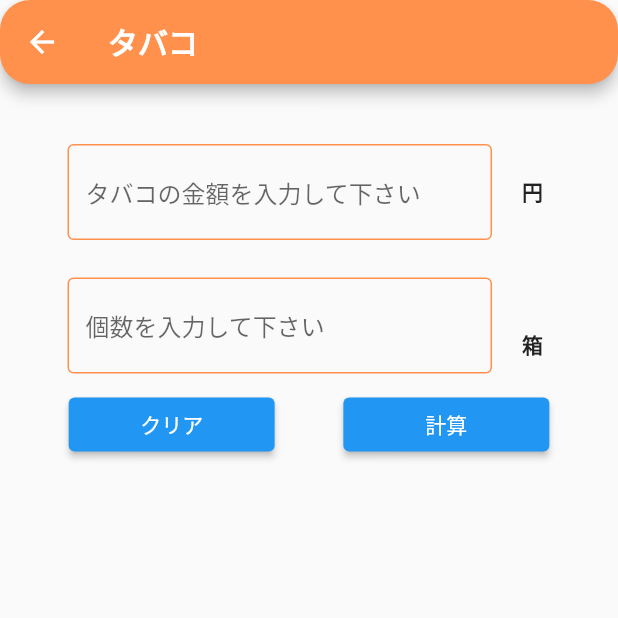
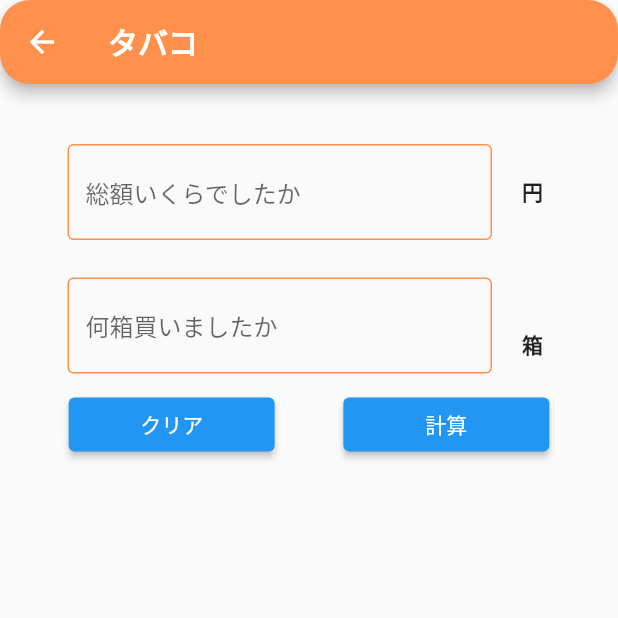
Before and after one commit to Hiroaki-hey-jude/tax_cal, a Flutter app: the screen it shows after launch, after a tap on "タバコ", on a phone screen of 412 x 824 dp, the top half of it. Run offline on Flutter 3.47's test engine with Material 2 defaults, Android fonts, the phone set to English and light mode, and no system bars; our stand-ins replace flutter_riverpod, freezed_annotation.

Commit message:
tabacoはほぼ終わり

```diff
--- a/lib/main.dart
+++ b/lib/main.dart
@@ -1,6 +1,8 @@
 import 'package:flutter/material.dart';
 import 'package:flutter_riverpod/flutter_riverpod.dart';
-import 'package:tax/screen/tax_screen.dart';
+import 'package:tax/screen/alcohol_screen.dart';
+import 'package:tax/screen/car_screen.dart';
+import 'package:tax/screen/tabaco_screen.dart';
 
 import 'const/color.dart';
 
@@ -40,7 +42,7 @@ class _MyHomePageState extends ConsumerState<MyHomePage> {
             borderRadius: BorderRadius.circular(20),
           ),
           backgroundColor: color1,
-        title: Text(
+          title: const Text(
             '税の計算',
           ),
         ),
@@ -51,26 +53,77 @@ class _MyHomePageState extends ConsumerState<MyHomePage> {
           children: [
             GestureDetector(
               onTap: () {
-              Navigator.push(context, MaterialPageRoute(builder: (context) => TaxScreen()));
+                Navigator.push(context,
+                    MaterialPageRoute(builder: (context) => TaxScreen()));
               },
               child: Card(
                 color: Colors.white60,
                 child: Column(
                   mainAxisAlignment: MainAxisAlignment.spaceAround,
                   children: [
-                  Text("タバコ", style: TextStyle(color: Colors.black,fontSize: 30, fontWeight: FontWeight.bold)
-                  ),
+                    const Text("タバコ",
+                        style: TextStyle(
+                            color: Colors.black,
+                            fontSize: 30,
+                            fontWeight: FontWeight.bold)),
                     Image.asset('assets/tabaco.png')
                   ],
                 ),
               ),
             ),
-          Card(
-            color: Colors.green,
-            child: Text("2", style: TextStyle(color: Colors.white,fontSize: 30),),
+            GestureDetector(
+              onTap: () {
+                Navigator.push(context,
+                    MaterialPageRoute(builder: (context) => AlcoholScreen()));
+              },
+              child: Card(
+                color: Colors.white60,
+                child: Column(
+                  mainAxisAlignment: MainAxisAlignment.spaceAround,
+                  children: [
+                    const Text("酒",
+                        style: TextStyle(
+                            color: Colors.black,
+                            fontSize: 30,
+                            fontWeight: FontWeight.bold)),
+                    Container(
+                      child: Image.asset(
+                        'assets/alcohol.png',
+                        width: double.infinity,
+                        height: 110,
+                      ),
                     ),
                   ],
-      )
-    );
+                ),
+              ),
+            ),
+            GestureDetector(
+              onTap: () {
+                Navigator.push(context,
+                    MaterialPageRoute(builder: (context) => CarScreen()));
+              },
+              child: Card(
+                color: Colors.white60,
+                child: Column(
+                  mainAxisAlignment: MainAxisAlignment.spaceAround,
+                  children: [
+                    const Text("車",
+                        style: TextStyle(
+                            color: Colors.black,
+                            fontSize: 30,
+                            fontWeight: FontWeight.bold)),
+                    Container(
+                      child: Image.asset(
+                        'assets/car.png',
+                        width: double.infinity,
+                        height: 110,
+                      ),
+                    ),
+                  ],
+                ),
+              ),
+            ),
+          ],
+        ));
   }
 }
--- a/lib/screen/tax_screen.dart
+++ b/lib/screen/tabaco_screen.dart
@@ -16,10 +16,11 @@ class TaxScreen extends ConsumerStatefulWidget {
 }
 
 class _TaxScreenState extends ConsumerState<TaxScreen> {
-  ViewModel _viewModel = ViewModel();
+  final ViewModel _viewModel = ViewModel();
   final _formKey = GlobalKey<FormState>();
   final _formKey2 = GlobalKey<FormState>();
   final focusNode = FocusNode();
+  double? price;
 
 
   @override
@@ -64,7 +65,7 @@ class _TaxScreenState extends ConsumerState<TaxScreen> {
                               FilteringTextInputFormatter.digitsOnly
                             ],
                             decoration: InputDecoration(
-                                hintText: 'タバコの金額を入力して下さい', // 入力ヒント
+                                hintText: '総額いくらでしたか', // 入力ヒント
                                 enabledBorder: OutlineInputBorder(
                                     borderSide: BorderSide(
                                   color: color1,
@@ -81,11 +82,8 @@ class _TaxScreenState extends ConsumerState<TaxScreen> {
                               return null;
                             },
                             onSaved: (value) {
-                              // _tabaco.price = double.parse(value!);
-                              // print(_tabaco.price);
                               _viewModel.onSetPrice(double.parse(value!));
-                              //widget.price = double.parse(value!);
-                              //print('${_tabaco.price} これはtax screen');
+                              price = double.parse(value!);
                             },
                           ),
                         ),
@@ -114,7 +112,7 @@ class _TaxScreenState extends ConsumerState<TaxScreen> {
                               FilteringTextInputFormatter.digitsOnly
                             ],
                             decoration: InputDecoration(
-                                hintText: '個数を入力して下さい', // 入力ヒント
+                                hintText: '何箱買いましたか', // 入力ヒント
                                 enabledBorder: OutlineInputBorder(
                                     borderSide: BorderSide(
                                       color: color1,
@@ -132,12 +130,7 @@ class _TaxScreenState extends ConsumerState<TaxScreen> {
                               return null;
                             },
                             onSaved: (value) {
-                              // _tabaco.quantity = double.parse(value!);
-                              // print(_tabaco.quantity);
-                              //print(_viewModel.onSetPrice(double.parse(value!)));
                               _viewModel.onSetQuantity(double.parse(value!));
-                              //widget.quantity = double.parse(value!);
-                              //_tabaco.price;
                             },
                           ),
                         ),
@@ -160,7 +153,6 @@ class _TaxScreenState extends ConsumerState<TaxScreen> {
                       onPressed: () {
                         _formKey.currentState!.reset();
                         _formKey2.currentState!.reset();
-                        //_viewModel.onReset();
                       },
                       child: const Text('クリア'),
                   ),
@@ -173,9 +165,7 @@ class _TaxScreenState extends ConsumerState<TaxScreen> {
                         // 入力データが正常な場合の処理
                         this._formKey.currentState!.save();
                         this._formKey2.currentState!.save();
-                        //_tabacoLogic.calConsumptionTax();
                         _viewModel.onCalTabacoTax();
-                        //print(_viewModel.consumptionTax);
                       }
                     },
                     child: const Text('計算'),
@@ -187,46 +177,100 @@ class _TaxScreenState extends ConsumerState<TaxScreen> {
               padding: const EdgeInsets.all(30.0),
               child: Column(
                 children: [
-                  _viewModel.consumptionTax.toStringAsFixed(3) == '0.000'? Text('')
-                      :Text('消費税',style: TextStyle(
-                    fontWeight: FontWeight.bold,
-                  ),),
-                  _viewModel.consumptionTax.toStringAsFixed(3) == '0.000'? Text('')
-                      : Text('${_viewModel.consumptionTax.toStringAsFixed(3)}円'),
+                  Container(
+                    child: Column(
+                      children: [
+                        _viewModel.consumptionTax.toStringAsFixed(3) == '0.000'? const Text('')
+                            :Text('消費税',style: TextStyle(
+                          fontWeight: FontWeight.bold,
+                          fontSize: 30,
+                          color: color1,
+                        ),),
+                        _viewModel.consumptionTax.toStringAsFixed(3) == '0.000'? const Text('')
+                            : Text('${_viewModel.consumptionTax.toStringAsFixed(3)}円',
+                          style: const TextStyle(
+                            fontSize: 20,
+                          ),),
+                      ],
+                    ),
+                  ),
 
-                  _viewModel.tabacoSpecialTax.toStringAsFixed(3) == '0.000'? Text('')
-                      :Text('たばこ特別税', style: TextStyle(
-                    fontWeight: FontWeight.bold,
-                  ),),
-                  _viewModel.tabacoSpecialTax.toStringAsFixed(3) == '0.000'? Text('')
-                      : Text('${_viewModel.tabacoSpecialTax.toStringAsFixed(3)}円'),
+                  Container(
+                    child: Column(
+                      children: [
+                        _viewModel.tabacoSpecialTax.toStringAsFixed(3) == '0.000'? const Text('')
+                            :Text('たばこ特別税', style: TextStyle(
+                          fontWeight: FontWeight.bold,
+                          fontSize: 30,
+                          color: color1,
+                        ),),
+                        _viewModel.tabacoSpecialTax.toStringAsFixed(3) == '0.000'? const Text('')
+                            : Text('${_viewModel.tabacoSpecialTax.toStringAsFixed(3)}円',
+                        style: const TextStyle(
+                          fontSize: 20,
+                        ),),
+                      ],
+                    ),
+                  ),
 
-                  _viewModel.stateTabacoTax.toStringAsFixed(3) == '0.000'? Text('')
-                      :Text('地方タバコ税', style: TextStyle(
-                    fontWeight: FontWeight.bold,
-                  ),),
-                  _viewModel.stateTabacoTax.toStringAsFixed(3) == '0.000'? Text('')
-                      : Text('${_viewModel.stateTabacoTax.toStringAsFixed(3)}円'),
+                  Container(
+                    child: Column(
+                      children: [
+                        _viewModel.stateTabacoTax.toStringAsFixed(3) == '0.000'? const Text('')
+                            :Text('地方タバコ税', style: TextStyle(
+                          fontWeight: FontWeight.bold,
+                          fontSize: 30,
+                          color: color1,
+                        ),),
+                        _viewModel.stateTabacoTax.toStringAsFixed(3) == '0.000'? const Text('')
+                            : Text('${_viewModel.stateTabacoTax.toStringAsFixed(3)}円',
+                        style: const TextStyle(
+                          fontSize: 20,
+                        ),),
+                      ],
+                    ),
+                  ),
 
-                  _viewModel.countryTabacoTax.toStringAsFixed(3) == '0.000'? Text('')
-                      : Text('国タバコ税', style: TextStyle(
-                    fontWeight: FontWeight.bold,
-                  ),),
-                  _viewModel.countryTabacoTax.toStringAsFixed(3) == '0.000'? Text('')
-                      : Text('${_viewModel.countryTabacoTax.toStringAsFixed(3)}円'),
-                  _viewModel.allTabacoTax.toStringAsFixed(3) == '0.000'? Text('')
-                      : Text('全て合わせて', style: TextStyle(
-                    fontWeight: FontWeight.bold,
-                  ),),
-                  _viewModel.allTabacoTax.toStringAsFixed(3) == '0.000'? Text('')
-                      : Text('${_viewModel.allTabacoTax.toStringAsFixed(3)}円'),
+                  Container(
+                    child: Column(
+                      children: [
+                        _viewModel.countryTabacoTax.toStringAsFixed(3) == '0.000'? const Text('')
+                            : Text('国タバコ税', style: TextStyle(
+                          fontWeight: FontWeight.bold,
+                          fontSize: 30,
+                          color: color1,
+                        ),),
+                        _viewModel.countryTabacoTax.toStringAsFixed(3) == '0.000'? const Text('')
+                            : Text('${_viewModel.countryTabacoTax.toStringAsFixed(3)}円',
+                        style: const TextStyle(
+                          fontSize: 20,
+                        ),),
+                      ],
+                    )
+                  ),
+
+                  Container(
+                    child: Column(
+                      children: [
+                        _viewModel.allTabacoTax.toStringAsFixed(3) == '0.000'? const Text('')
+                            : Text('総額', style: TextStyle(
+                          fontWeight: FontWeight.bold,
+                          fontSize: 30,
+                          color: color1,
+                        ),),
+                        _viewModel.allTabacoTax.toStringAsFixed(3) == '0.000'? const Text('')
+                            : Text('${_viewModel.allTabacoTax.toStringAsFixed(3)}円/${price}円が税金です',
+                        style: const TextStyle(
+                          fontSize: 20,
+                        ),),
+                      ],
+                    ),
+                  ),
                 ],
               ),
             ),
-
           ],
         ),
-
       ),
     );
   }
--- a/lib/view_model.dart
+++ b/lib/view_model.dart
@@ -25,10 +25,6 @@ class ViewModel{
     _tabacoLogic.calAllTabacoTax();
     print('hello');
     _ref.watch(taxDataProvider.state).state = _tabacoLogic.taxData;
-    // _ref.watch(taxDataProvider.state).state.consumptionTax.toStringAsFixed(2);
-    // _ref.watch(taxDataProvider.state).state.tabacoSpecialTax.toStringAsFixed(2);
-    // _ref.watch(taxDataProvider.state).state.stateTabacoTax.toStringAsFixed(2);
-    // _ref.watch(taxDataProvider.state).state.countryTabacoTax.toStringAsFixed(2);
     print('${_ref.watch(taxDataProvider.state).state.consumptionTax} ここには何が入っているんだ！！');
   }
 
--- a/pubspec.yaml
+++ b/pubspec.yaml
@@ -76,6 +76,8 @@ flutter:
   assets:
     - assets/x.png
     - assets/tabaco.png
+    - assets/alcohol.png
+    - assets/car.png
   #   - images/a_dot_burr.jpeg
   #   - images/a_dot_ham.jpeg
 
```
Also changed, not shown: lib/logic/tabaco_logic.dart (+25 -19 lines), lib/screen/alcohol_screen.dart (added, +16 -0 lines), lib/screen/car_screen.dart (added, +16 -0 lines), assets/alcohol.png (added), assets/car.png (added). Lines whose indentation alone changed are shown as unchanged.
